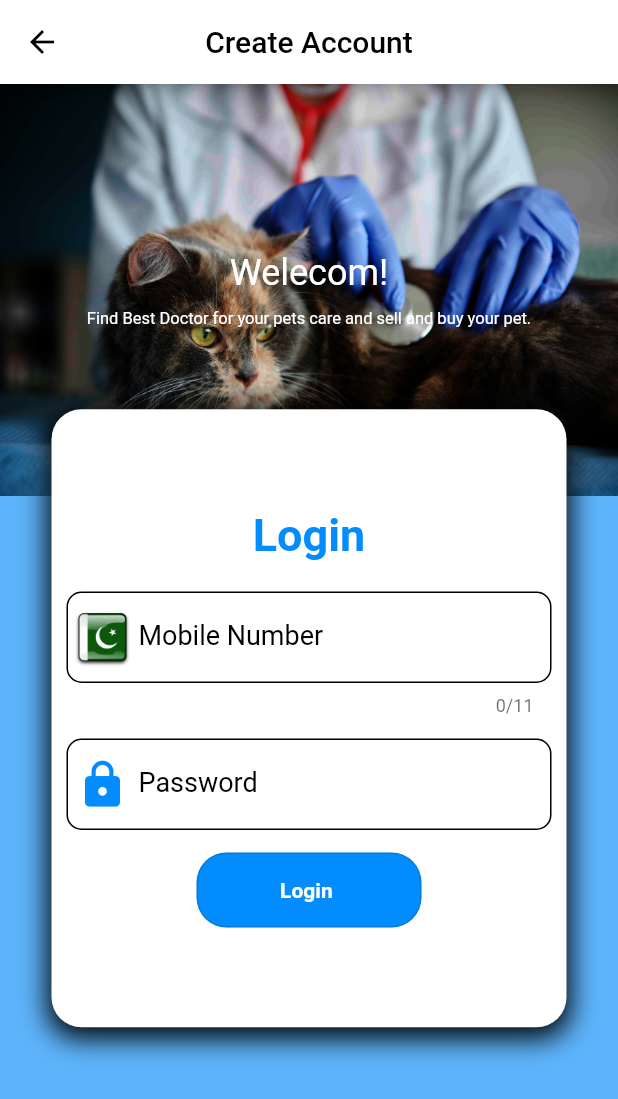
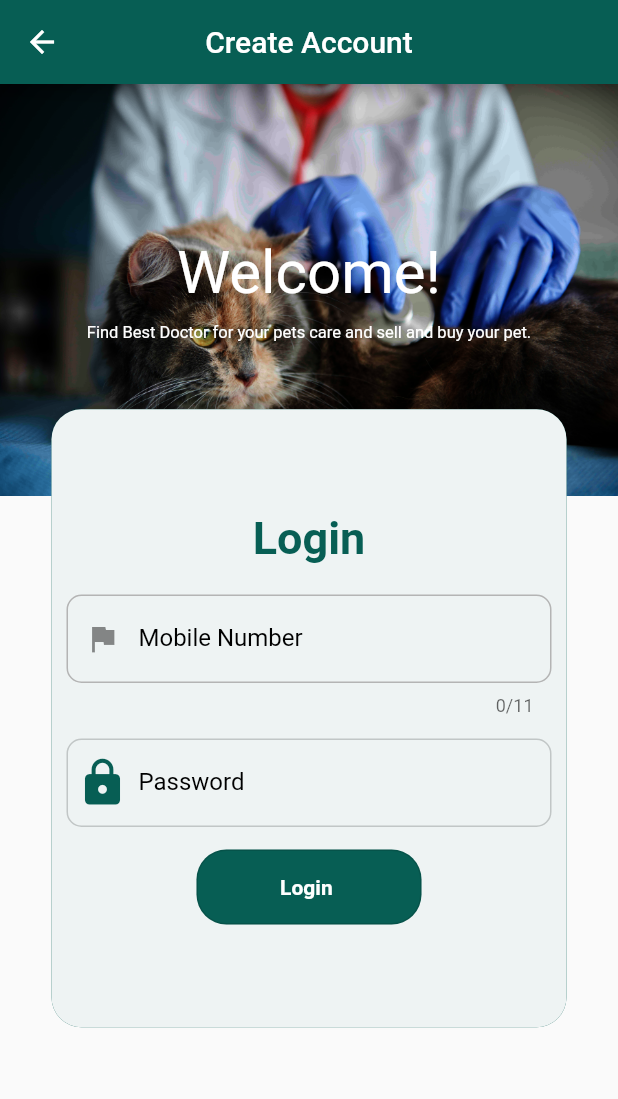
Before and after one commit to Logoutbye/Pets-Cure-App, a Flutter app: the screen it shows after launch, on a phone screen of 412 x 824 dp. Shown: the top 1099 px of the screen. Run offline on Flutter 3.47's test engine with Material 2 defaults, Android fonts, the phone set to English and light mode, and no system bars; our stand-ins replace another_flushbar, fluttertoast, shared_preferences.

Commit message:
login form

```diff
--- a/lib/main.dart
+++ b/lib/main.dart
@@ -25,7 +25,8 @@ class MyApp extends StatelessWidget {
         debugShowCheckedModeBanner: false,
         title: 'Pets App',
         theme: ThemeData(
-          primarySwatch: Colors.blue,
+
+          primarySwatch: Colors.teal,
         ),
         home: LoginScreen(),
 
--- a/lib/res/my_app_colors.dart
+++ b/lib/res/my_app_colors.dart
@@ -6,13 +6,21 @@ class MyColors {
     color: Colors.black,
     fontSize: 16,
   );
-  static var myScaffoldBackColor = Color.fromARGB(255, 93, 180, 251);
-  static var myButtonsBackgroundColor = Color.fromARGB(255, 2, 140, 253);
-  static var myIconsBackgroundColor = Color.fromARGB(255, 2, 140, 253);
+
+
+
+
+  static var myScaffoldBackColor =Color.fromARGB(255, 238, 243, 243);
+  static var myButtonsBackgroundColor = Color(0xFF075E54);
+  static var myIconsBackgroundColor =Color(0xFF075E54);
   // static var SignupButtonBackgroundcolor =
   // TextStyle(backgroundColor: Colors.blue);
   // static var sideborder = Colors.white;
 
 //============================
-
+  static const kPrimary = Color(0xFF075E54);
+  static const kSecondary =Color.fromARGB(255, 238, 243, 243);
+  static const kBg = Color.fromARGB(255, 255, 255, 255);
+  static const kTextColor = Color.fromARGB(255, 0, 0, 0);
+  static const kbg = Color(0xffF5F5F5);
 }
--- a/lib/view/auth_ui/LoginScreen.dart
+++ b/lib/view/auth_ui/LoginScreen.dart
@@ -1,7 +1,6 @@
 import 'package:flutter/material.dart';
 import 'package:flutter/services.dart';
-import 'package:flutter/src/widgets/container.dart';
-import 'package:flutter/src/widgets/framework.dart';
+import 'package:mvvm_practice_app/res/my_app_colors.dart';
 import 'package:mvvm_practice_app/view/users_ui/home_screen.dart';
 
 class LoginScreen extends StatefulWidget {
@@ -33,34 +32,24 @@ class _LoginScreenState extends State<LoginScreen> {
   @override
   Widget build(BuildContext context) {
     return Scaffold(
-      //backgroundColor: Color.fromARGB(255, 92, 177, 247),
-      //Color.fromARGB(255, 206, 211, 224),
-      backgroundColor: Color.fromARGB(
-          255, 93, 180, 251), //Color.fromARGB(255, 92, 177, 247),
-      //Color.fromARGB(255, 206, 211, 224),
+     // backgroundColor: MyColors.kBg,
       appBar: AppBar(
+        backgroundColor: MyColors.kPrimary,
+        foregroundColor: MyColors.kBg,
         centerTitle: true,
-        backgroundColor: Colors.white,
         title: Text(
           'Create Account',
           style: TextStyle(
-            color: Colors.black,
             fontSize: 20,
           ),
         ),
         leading: InkWell(
-          splashColor: Colors.blue,
           onTap: () {},
           child: Icon(
             Icons.arrow_back,
-            color: Colors.black,
           ),
         ),
       ),
-      // appBar: AppBar(
-      //   title: Text('Login Screen'),
-      //   centerTitle: true,
-      // ),
       body: SingleChildScrollView(
         child: Column(
           //mainAxisAlignment: MainAxisAlignment.center,
@@ -72,7 +61,7 @@ class _LoginScreenState extends State<LoginScreen> {
                   // Welcome Container
                   Container(
                     decoration: BoxDecoration(
-                      color: Color.fromARGB(255, 2, 140, 253),
+                      color: MyColors.kPrimary,
                       image: DecorationImage(
                         colorFilter:
                             ColorFilter.mode(Colors.black, BlendMode.softLight),
@@ -87,10 +76,10 @@ class _LoginScreenState extends State<LoginScreen> {
                       children: [
                         Container(
                           child: Text(
-                            'Welecom!',
+                            'Welcome!',
                             style: TextStyle(
                               color: Colors.white,
-                              fontSize: 24,
+                              fontSize: 40,
                             ),
                           ),
                         ),
@@ -120,17 +109,17 @@ class _LoginScreenState extends State<LoginScreen> {
                         width: MediaQuery.of(context).size.width / 1.2,
                         height: MediaQuery.of(context).size.height / 2,
                         decoration: BoxDecoration(
-                          color: Colors.white,
+                          color: MyColors.kSecondary,
                           borderRadius: BorderRadius.circular(20),
                           boxShadow: [
                             BoxShadow(
-                              color: Colors.black,
-                              blurRadius: 15,
-                              spreadRadius: 2,
-                              offset: Offset(
-                                0,
-                                5,
-                              ), // Shadow position
+                              color: MyColors.kPrimary,
+                              // blurRadius: 15,
+                              // spreadRadius: 2,
+                              // offset: Offset(
+                              //   0,
+                              //   5,
+                              // ), // Shadow position
                             ),
                           ],
                         ),
@@ -146,7 +135,7 @@ class _LoginScreenState extends State<LoginScreen> {
                                     child: Text(
                                       'Login',
                                       style: TextStyle(
-                                        color: Color.fromARGB(255, 2, 140, 253),
+                                        color: MyColors.kPrimary,
                                         fontSize: 30,
                                         fontWeight: FontWeight.bold,
                                       ),
@@ -168,34 +157,35 @@ class _LoginScreenState extends State<LoginScreen> {
                                       ],
                                       style: TextStyle(
                                         color: Colors.black,
-                                        fontSize: 18,
+                                        // fontSize: 18,
                                       ),
                                       decoration: InputDecoration(
                                         hintText: '03XXXXXXXXX',
                                         labelText: 'Mobile Number',
                                         labelStyle:
-                                            TextStyle(color: Colors.black),
+                                            TextStyle(color: MyColors.kTextColor),
                                         hintStyle:
-                                            TextStyle(color: Colors.black),
+                                            TextStyle(color: MyColors.kPrimary),
                                         enabledBorder: new OutlineInputBorder(
                                           borderRadius:
                                               BorderRadius.circular(10),
                                           borderSide:
-                                              BorderSide(color: Colors.black),
+                                              BorderSide(color: Color.fromARGB(255, 180, 180, 180)),
                                         ),
                                         focusedBorder: OutlineInputBorder(
                                           borderSide:
-                                              BorderSide(color: Colors.blue),
+                                              BorderSide(color: MyColors.kPrimary),
                                           borderRadius:
                                               BorderRadius.circular(10),
                                         ),
                                         prefixIcon: Container(
                                           width: 10,
                                           height: 10,
-                                          child: Image.asset(
-                                            'assets/images/pakflag.png',
-                                            //fit: BoxFit.contain,
-                                          ),
+                                          child:Icon(Icons.flag)
+                                          //  Image.asset(
+                                          //   'assets/images/pakflag.png',
+                                          //   //fit: BoxFit.contain,
+                                          // ),
                                         ),
                                       ),
                                     ),
@@ -210,8 +200,8 @@ class _LoginScreenState extends State<LoginScreen> {
                                       obscureText: true,
                                       onTap: () {},
                                       style: TextStyle(
-                                        color: Colors.black,
-                                        fontSize: 18,
+                                        color: MyColors.kTextColor,
+                                        // fontSize: 18,
                                       ),
                                       decoration: InputDecoration(
                                         hintText: 'Password',
@@ -219,25 +209,25 @@ class _LoginScreenState extends State<LoginScreen> {
                                         labelStyle:
                                             TextStyle(color: Colors.black),
                                         hintStyle:
-                                            TextStyle(color: Colors.black),
+                                            TextStyle(color: MyColors.kPrimary),
                                         enabledBorder: new OutlineInputBorder(
                                           borderRadius:
                                               BorderRadius.circular(10),
                                           borderSide: BorderSide(
-                                            color: Colors.black,
+                                            color: Color.fromARGB(255, 193, 198, 198),
                                             //Color.fromARGB(255, 115, 38, 38),
                                           ),
                                         ),
                                         focusedBorder: OutlineInputBorder(
                                           borderSide:
-                                              BorderSide(color: Colors.blue),
+                                              BorderSide(color: MyColors.kPrimary),
                                           borderRadius:
                                               BorderRadius.circular(10),
                                         ),
                                         prefixIcon: Icon(
                                           Icons.lock,
                                           color:
-                                              Color.fromARGB(255, 2, 140, 253),
+                                              MyColors.kPrimary,
                                           size: 35,
                                         ),
                                       ),
@@ -262,7 +252,8 @@ class _LoginScreenState extends State<LoginScreen> {
                                         backgroundColor:
                                             MaterialStateProperty.all<Color>(
                                           //Color.fromARGB(255, 115, 38, 38),
-                                          Color.fromARGB(255, 2, 140, 253),
+                                          // Color.fromARGB(255, 2, 140, 253),
+                                          MyColors.kPrimary,
                                         ),
                                         shape: MaterialStateProperty.all<
                                             RoundedRectangleBorder>(
```
